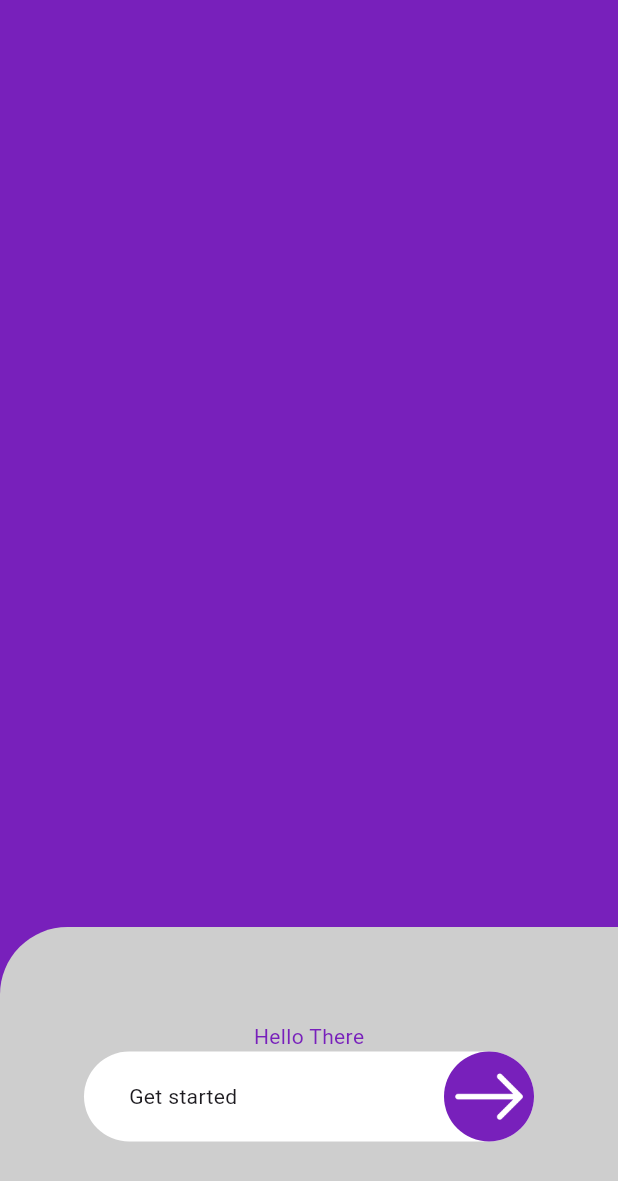
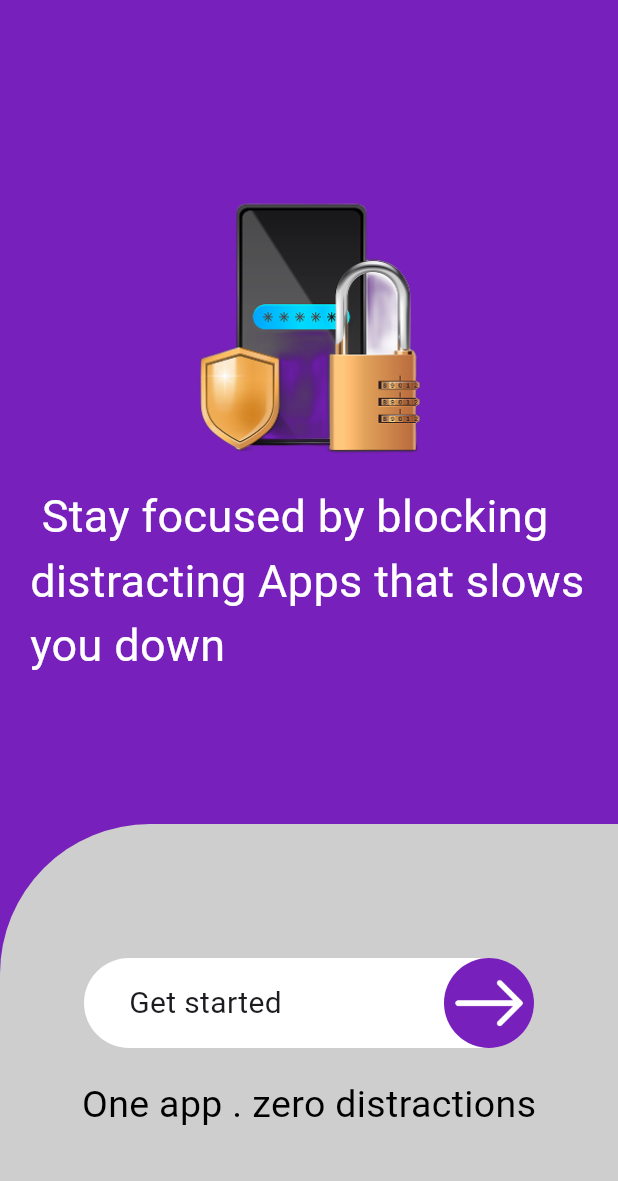
Before and after one commit to NewtonMaluvana/app_blocker, a Flutter app: the screen it shows after launch, on a phone screen of 412 x 824 dp. Shown: the top 1181 px of the screen. Run offline on Flutter 3.47's test engine with Material 3 defaults, Android fonts, the phone set to English and light mode, and no system bars.

Commit message:
finishing up the wlcome page

```diff
--- a/lib/constants/colors.dart
+++ b/lib/constants/colors.dart
@@ -4,4 +4,6 @@ class color {
   static const Color bgColor = Color.fromARGB(255, 206, 206, 206);
   static const Color bgColor2 = Color.fromARGB(255, 255, 255, 255);
   static const Color btnColor = Color.fromARGB(255, 120, 32, 187);
+  static const Color colorText = Color.fromARGB(255, 255, 255, 255);
+  static const Color colorText2 = Color.fromARGB(255, 194, 194, 194);
 }
--- a/lib/welcome_page.dart
+++ b/lib/welcome_page.dart
@@ -21,9 +21,24 @@ class _WelcomePage extends State<WelcomePage> {
             child: Column(
               children: [
                 Expanded(
-                  flex: 3,
+                  flex: 2,
                   child: Container(
+                    padding: EdgeInsets.symmetric(horizontal: 20),
                     decoration: BoxDecoration(color: color.btnColor),
+                    child: Flex(
+                      direction: Axis.vertical,
+                      mainAxisAlignment: MainAxisAlignment.center,
+                      children: [
+                        Image.asset("images/logo.png", width: 200),
+                        Text(
+                          " Stay focused by blocking distracting Apps that slows you down",
+                          style: TextStyle(
+                            fontSize: 30,
+                            color: color.colorText,
+                          ),
+                        ),
+                      ],
+                    ),
                   ),
                 ),
                 Expanded(
@@ -32,7 +47,7 @@ class _WelcomePage extends State<WelcomePage> {
                     decoration: BoxDecoration(
                       color: color.bgColor,
                       borderRadius: BorderRadius.only(
-                        topLeft: Radius.circular(45),
+                        topLeft: Radius.circular(100),
                         bottomLeft: Radius.zero,
                         bottomRight: Radius.zero,
                         topRight: Radius.zero,
@@ -41,14 +56,16 @@ class _WelcomePage extends State<WelcomePage> {
                     width: double.infinity,
 
                     child: Flex(
+                      verticalDirection: VerticalDirection.up,
                       direction: Axis.vertical,
                       mainAxisAlignment: MainAxisAlignment.center,
                       children: [
                         Text(
-                          "Hello There",
-                          style: TextStyle(color: color.btnColor),
+                          "One app . zero distractions",
+                          style: TextStyle(color: Colors.black, fontSize: 25),
                         ),
                         Container(
+                          margin: EdgeInsets.symmetric(vertical: 20),
                           height: 60,
                           width: 300,
                           padding: EdgeInsets.only(left: 30),
@@ -60,7 +77,10 @@ class _WelcomePage extends State<WelcomePage> {
                             mainAxisAlignment: MainAxisAlignment.spaceBetween,
                             direction: Axis.horizontal,
                             children: [
-                              Text("Get started"),
+                              Text(
+                                "Get started",
+                                style: TextStyle(fontSize: 20),
+                              ),
                               Container(
                                 decoration: BoxDecoration(
                                   color: color.btnColor,
```
